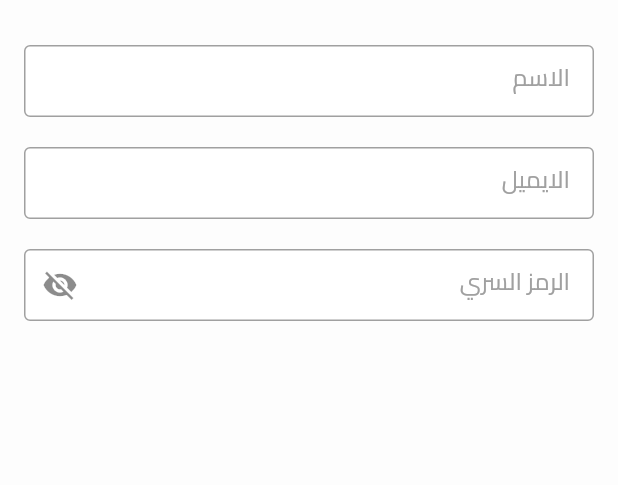
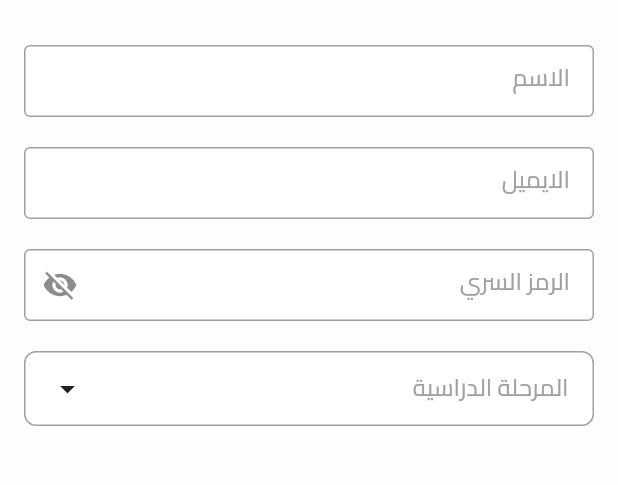
Before and after one commit to Noor-Abdullah773/masar_app, a Flutter app: the screen it shows after launch, on a phone screen of 412 x 824 dp, the part 281-766 px from its top. Run offline on Flutter 3.47's test engine with Material 2 defaults, Android fonts, the light colour scheme and no system bars; our stand-ins replace flutter_svg.

Commit message:
issu in dropDown

```diff
--- a/lib/core/constants/textStyle.dart
+++ b/lib/core/constants/textStyle.dart
@@ -18,6 +18,7 @@ abstract class AppTextStyle {
     fontSize: 16,
     fontWeight: FontWeight.w400,
     height: 1.50,
-    color: kLightGrey
+    color: kLightGrey,
+    fontFamily: 'Cairo',
   );
 }
--- a/lib/core/views/screens/singUpScreen.dart
+++ b/lib/core/views/screens/singUpScreen.dart
@@ -1,5 +1,6 @@
 import 'package:flutter/material.dart';
 import '../../constants/colors.dart';
+import '../widgets/customDropDown.dart';
 import '../widgets/customLoginContainer.dart';
 import '../widgets/customTextFormField.dart';
 
@@ -12,7 +13,8 @@ class SingUpScreen extends StatefulWidget {
 
 class _SingUpScreenState extends State<SingUpScreen> {
  bool obscureText=true;
-
+ String? levelValue;
+ String? classValue;
   @override
   Widget build(BuildContext context) {
     return Scaffold(
@@ -29,6 +31,7 @@ class _SingUpScreenState extends State<SingUpScreen> {
           SizedBox(height:20 ,),
           CustomTextFormField(
             label: 'الرمز السري',
+            obscureText:obscureText,
             suffixIcon:IconButton(onPressed:(){
                obscureText = !obscureText;
                  print(obscureText);
@@ -39,6 +42,17 @@ class _SingUpScreenState extends State<SingUpScreen> {
              icon:obscureText ? Icon(Icons.visibility_off) : Icon(Icons.remove_red_eye ))
           ),
           SizedBox(height:20 ,),
+          CustomDropdown(
+          hint: 'المرحلة الدراسية',
+          value:levelValue,
+          items:['1','2'],
+          onChanged: (newValue) {
+            setState(() {
+              levelValue = newValue;
+            });
+          },
+        ),
+
 
         ],),
       ),
--- /dev/null
+++ b/lib/core/views/widgets/customDropDown.dart
@@ -0,0 +1,58 @@
+
+import 'package:flutter/material.dart';
+
+import '../../constants/colors.dart';
+import '../../constants/textStyle.dart';
+
+class CustomDropdown extends StatelessWidget {
+  final String? value;
+  final String hint;
+  final List<String> items;
+  final ValueChanged<String?> onChanged;
+
+  CustomDropdown({
+    required this.value,
+    required this.hint,
+    required this.items,
+    required this.onChanged,
+  });
+
+  @override
+  Widget build(BuildContext context) {
+    return Container(
+      padding:EdgeInsets.symmetric(vertical:12,horizontal: 16 ) ,
+      decoration: BoxDecoration(
+        color :Colors.white,
+        borderRadius: BorderRadius.circular(8),
+        border: Border.all(color: kLightGrey, width: 1),
+      ),
+      child: Row(
+
+        children: [
+          Expanded(
+            flex:22,
+            child: DropdownButton<String>(
+              isDense:true,
+              icon:SizedBox.shrink(),
+              underline: SizedBox.shrink(),
+              hint: Text(hint,style: AppTextStyle.labelStyle ,),
+              value: value,
+              onChanged: onChanged,
+              style: AppTextStyle.labelStyle,
+              items: items.map<DropdownMenuItem<String>>((String value) {
+                return DropdownMenuItem<String>(
+                  value: value,
+                  child: Text(value),
+                );
+              }).toList(),
+            ),
+          ),
+
+          Expanded(
+            //flex: 1,
+            child: Icon(Icons.arrow_drop_down)),
+        ],
+      ),
+    );
+  }
+}
```
